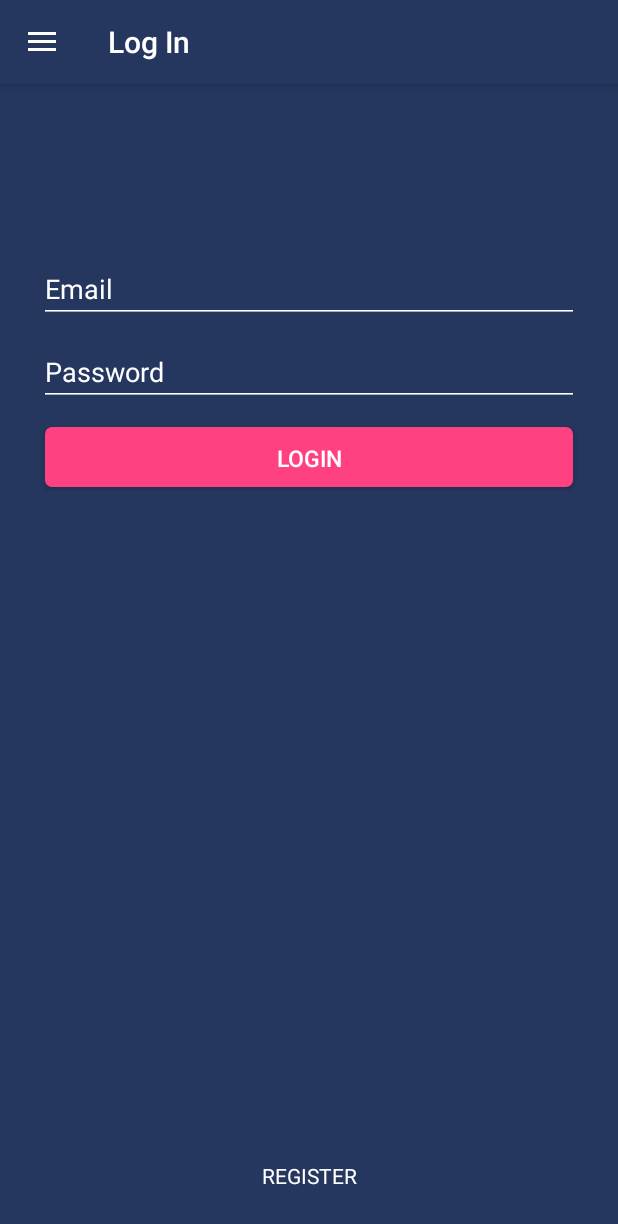
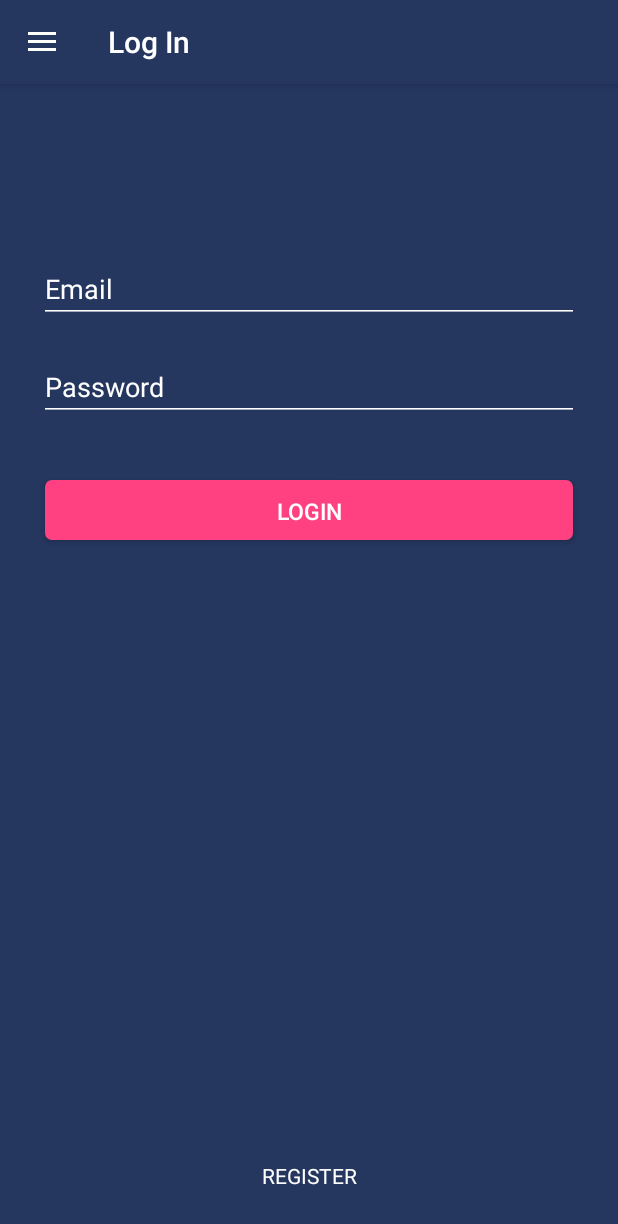
Before and after one commit to ruelasvh/Toci, an Android app: the fragment LoginFragment placed in its activity, on a phone screen of 412 x 824 dp. Shown: the top 1224 px of the screen. Run offline under Robolectric (Android 15) with nearby library versions, the phone set to English and light mode, and no system bars; 2 statements that could not run were skipped.

Commit message:
Add some login authentication logic.

```diff
--- a/app/src/main/res/layout/fragment_login.xml
+++ b/app/src/main/res/layout/fragment_login.xml
@@ -50,19 +50,18 @@
                             android:layout_marginBottom="15dp"/>
             -->
             <AutoCompleteTextView
-                android:id="@+id/userEmail"
+                android:id="@+id/login_email"
                 android:layout_width="match_parent"
                 android:layout_height="wrap_content"
                 android:hint="Email"
                 android:inputType="textEmailAddress"
                 android:maxLines="1"
-                android:singleLine="true"
-                android:layout_marginBottom="10dp"
+                android:layout_marginBottom="20dp"
                 android:textColorHint="@color/white"
                 android:textColor="@color/white" />
 
             <EditText
-                android:id="@+id/password"
+                android:id="@+id/login_password"
                 android:layout_width="match_parent"
                 android:layout_height="wrap_content"
                 android:hint="Password"
@@ -70,13 +69,12 @@
                 android:imeOptions="actionUnspecified"
                 android:inputType="textPassword"
                 android:maxLines="1"
-                android:singleLine="true"
-                android:layout_marginBottom="10dp"
+                android:layout_marginBottom="35dp"
                 android:textColorHint="@color/white"
                 android:textColor="@color/white" />
 
             <Button
-                android:id="@+id/btnSingIn"
+                android:id="@+id/login_button"
                 android:layout_width="match_parent"
                 android:layout_height="40dip"
                 android:layout_gravity="center_horizontal"
@@ -101,7 +99,7 @@
         </LinearLayout>
 
         <Button
-            android:id="@+id/btnRegister"
+            android:id="@+id/register_link_button"
             android:layout_width="wrap_content"
             android:layout_height="wrap_content"
             android:layout_gravity="center_horizontal"
--- a/app/src/main/res/values-v21/styles.xml
+++ b/app/src/main/res/values-v21/styles.xml
@@ -21,6 +21,12 @@
 
         <item name="android:windowBackground">@color/PrimaryWindowBackground</item>
         <item name="android:windowContentTransitions">true</item>
+    </style>
+
+    <style name="AppThemeMainDialogStyle" parent="Theme.AppCompat.Light.Dialog.Alert">
+        <item name="colorAccent">@color/PrimaryAccentColor</item>
+        <item name="android:textColorPrimary">@color/PrimaryTextPrimaryColor</item>
+        <item name="android:background">@color/white</item>
     </style>
 
     <style name="DrawerArrowStyle" parent="Widget.AppCompat.DrawerArrowToggle">
```
Also changed, not shown: app/src/main/java/com/timemachine/toci/LoginFragment.java (+117 -5 lines).
